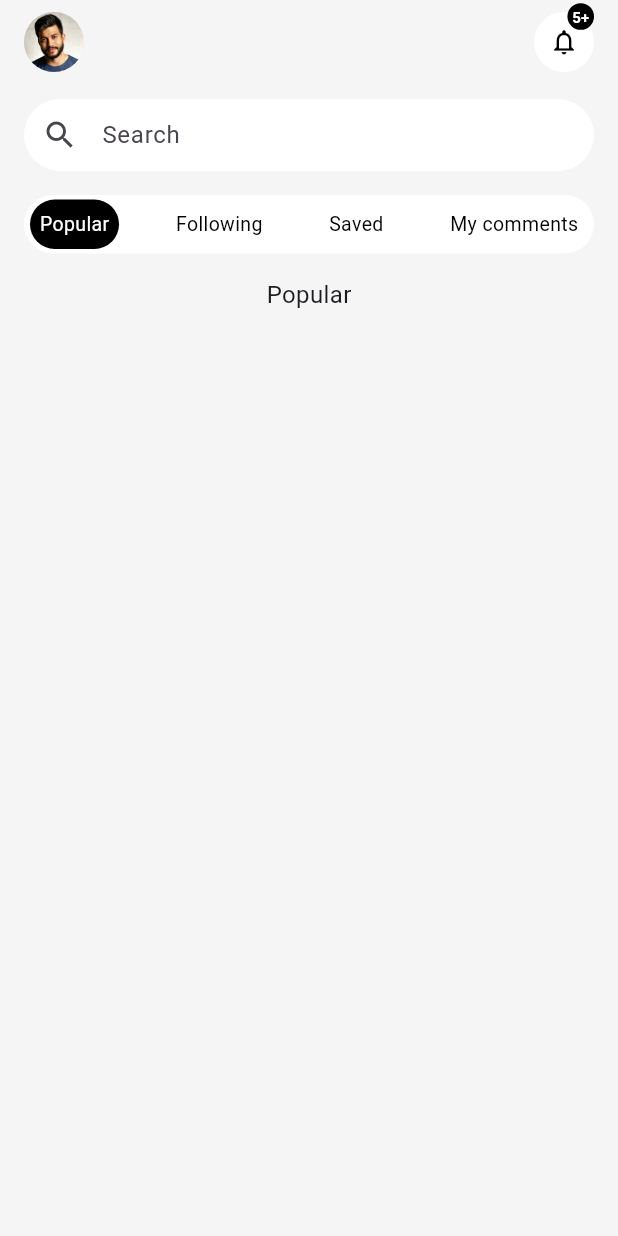
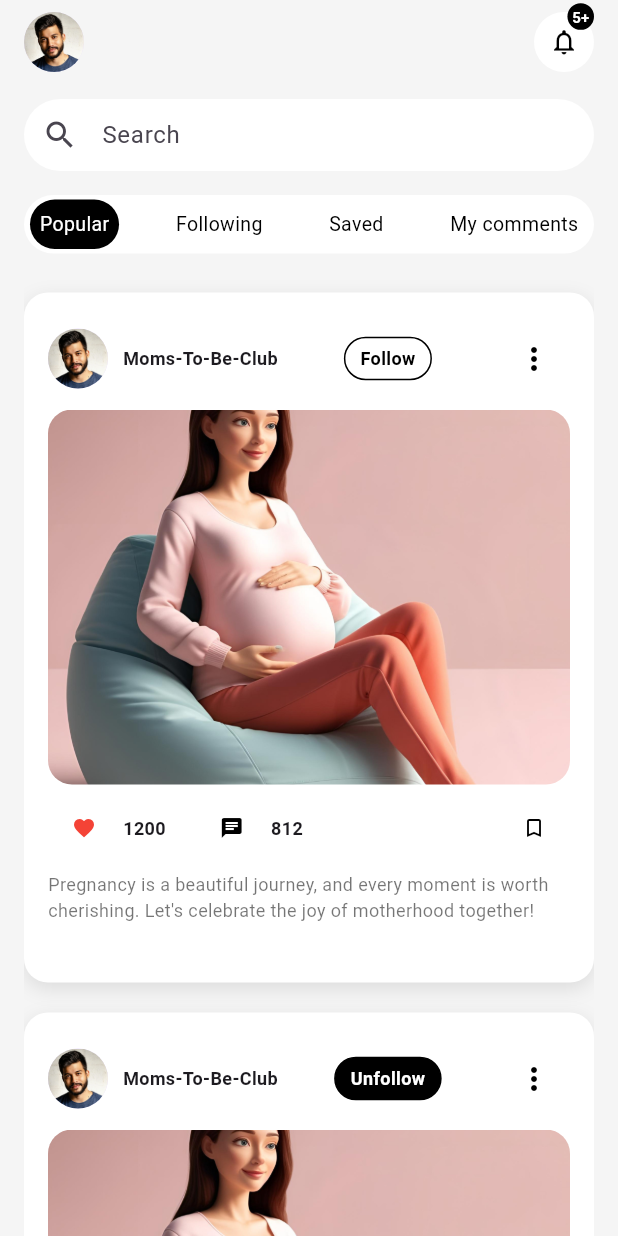
Before and after one commit to ClarenceLaria/ovia, a Flutter app: the PregnancyFeedScreen screen opened directly, on a phone screen of 412 x 824 dp. Run offline on Flutter 3.47's test engine with Material 3 defaults, Android fonts, the phone set to English and light mode, and no system bars; our stand-ins replace smooth_page_indicator, table_calendar.

Commit message:
Feeds card updates

```diff
--- /dev/null
+++ b/lib/features/pregnancy_feed/feeds_card.dart
@@ -0,0 +1,173 @@
+import 'package:flutter/material.dart';
+
+class FeedsCard extends StatelessWidget {
+  const FeedsCard({
+    super.key,
+    required this.likes,
+    required this.comments,
+    required this.userName,
+    required this.userImage,
+    required this.postImage,
+    required this.postText,
+    required this.isSaved,
+    required this.isFollowing,
+  });
+
+  final int likes;
+  final int comments;
+  final String userName;
+  final String userImage;
+  final String postImage;
+  final String postText;
+  final bool isSaved;
+  final bool isFollowing;
+
+  @override
+  Widget build(BuildContext context) {
+    return Container(
+      decoration: BoxDecoration(
+        color: Colors.white,
+        borderRadius: BorderRadius.circular(16),
+        boxShadow: [
+          BoxShadow(
+            color: Colors.black.withOpacity(0.1),
+            blurRadius: 10,
+            offset: const Offset(0, 4),
+          ),
+        ],
+      ),
+      margin: const EdgeInsets.symmetric(vertical: 10),
+      width: double.infinity,
+      height: 460,
+      child: Padding(
+        padding: const EdgeInsets.symmetric(horizontal: 16.0, vertical: 20),
+        child: Column(
+          children: [
+            Row(
+              mainAxisAlignment: MainAxisAlignment.spaceBetween,
+              children: [
+                Row(
+                  children: [
+                    CircleAvatar(
+                      backgroundImage: AssetImage(userImage),
+                    ),
+                    const SizedBox(width: 10),
+                    Text(
+                      userName,
+                      style: const TextStyle(
+                        fontSize: 12,
+                        fontWeight: FontWeight.w600,
+                      ),
+                    ),
+                  ],
+                ),
+                Container(
+                  decoration: BoxDecoration(
+                    color: isFollowing ? Colors.black : Colors.white,
+                    borderRadius: BorderRadius.circular(30),
+                    border: Border.all(
+                      color: Colors.black,
+                      width: 1,
+                    ),
+                  ),
+                  padding: const EdgeInsets.symmetric(horizontal: 10, vertical: 5),
+                  child: Text(
+                    isFollowing ? "Unfollow" : "Follow",
+                    style: TextStyle(
+                      fontSize: 12,
+                      fontWeight: FontWeight.w600,
+                      color: isFollowing ? Colors.white : Colors.black,
+                    ),
+                  ),
+                ),
+                IconButton(
+                  icon: const Icon(Icons.more_vert, color: Colors.black),
+                  onPressed: (){},
+                ),
+              ],
+            ),
+            const SizedBox(height: 10),
+            ClipRRect(
+              borderRadius: BorderRadius.circular(16),
+              child: Image.asset(
+                postImage,
+                fit: BoxFit.cover,
+                width: double.infinity,
+                height: 250,
+              ),
+            ),
+            const SizedBox(height: 5),
+            Row(
+              mainAxisAlignment: MainAxisAlignment.spaceBetween,
+              children: [
+                Row(
+                  children: [
+                    Row(
+                      children: [
+                        IconButton(
+                          onPressed: () {
+                            // Handle like button press
+                          },
+                          icon: Icon(
+                            likes > 0 ? Icons.favorite : Icons.favorite_outline,
+                            color: likes > 0 ? Colors.red : Colors.black,
+                            size: 16
+                            ),
+                          ),
+                        const SizedBox(width: 2),
+                        Text(
+                          likes.toString(),
+                          style: const TextStyle(
+                            fontSize: 12,
+                            fontWeight: FontWeight.w600,
+                          ),
+                        ),
+                      ],
+                    ),
+                    const SizedBox(width: 20),
+                    Row(
+                      children: [
+                        IconButton(
+                          onPressed: () {
+                            // Handle like button press
+                          },
+                          icon: const Icon(Icons.chat, color: Colors.black, size: 16),
+                        ),
+                        const SizedBox(width: 2),
+                        Text(
+                          comments.toString(),
+                          style: const TextStyle(
+                            fontSize: 12,
+                            fontWeight: FontWeight.w600,
+                          ),
+                        ),
+                      ],
+                    ),
+                  ],
+                ),
+
+                IconButton(
+                  onPressed: (){},
+                  icon: Icon(
+                    isSaved ? Icons.bookmark : Icons.bookmark_border,
+                    color: Colors.black,
+                    size: 16,
+                  ),
+                ),
+              ],
+            ),
+            const SizedBox(height: 5),
+            Text(
+              postText,
+              style: const TextStyle(
+                fontSize: 12,
+                fontWeight: FontWeight.w400,
+                color: Colors.black54,
+              ),
+            ),
+          ],
+        ),
+      ),
+    );
+  }
+}
--- /dev/null
+++ b/lib/features/pregnancy_feed/popular_feed.dart
@@ -0,0 +1,49 @@
+import 'package:flutter/material.dart';
+import 'package:ovia_app/features/pregnancy_feed/feeds_card.dart';
+
+class PopularFeeds extends StatefulWidget {
+  const PopularFeeds({super.key});
+
+  @override
+  State<PopularFeeds> createState() => _PopularFeedState();
+}
+
+class _PopularFeedState extends State<PopularFeeds> {
+  @override
+  Widget build(BuildContext context) {
+    return const Column(
+      children: [
+        FeedsCard(
+          likes: 1200,
+          comments: 812,
+          userName: 'Moms-To-Be-Club',
+          userImage: 'assets/images/face.webp',
+          postImage: 'assets/images/onboarding/pregnant1.png',
+          postText: "Pregnancy is a beautiful journey, and every moment is worth cherishing. Let's celebrate the joy of motherhood together!",
+          isSaved: false,
+          isFollowing: false,
+        ),
+        FeedsCard(
+          likes: 1200,
+          comments: 812,
+          userName: 'Moms-To-Be-Club',
+          userImage: 'assets/images/face.webp',
+          postImage: 'assets/images/onboarding/pregnant1.png',
+          postText: "Pregnancy is a beautiful journey, and every moment is worth cherishing. Let's celebrate the joy of motherhood together!",
+          isSaved: true,
+          isFollowing: true,
+        ),
+        FeedsCard(
+          likes: 1200,
+          comments: 812,
+          userName: 'Moms-To-Be-Club',
+          userImage: 'assets/images/face.webp',
+          postImage: 'assets/images/onboarding/pregnant1.png',
+          postText: "Pregnancy is a beautiful journey, and every moment is worth cherishing. Let's celebrate the joy of motherhood together!",
+          isSaved: false,
+          isFollowing: true,
+        ),
+      ],
+    );
+  }
+}
--- a/lib/screens/pregnancy_feed_screen.dart
+++ b/lib/screens/pregnancy_feed_screen.dart
@@ -1,4 +1,5 @@
 import 'package:flutter/material.dart';
+import 'package:ovia_app/features/pregnancy_feed/popular_feed.dart';
 
 class PregnancyFeedScreen extends StatefulWidget {
   const PregnancyFeedScreen({super.key});
@@ -11,7 +12,7 @@ class _PregnancyFeedScreenState extends State<PregnancyFeedScreen> {
 
   int _selectedIndex = 0;
   final List<Widget> tabs = [
-    const Center(child: Text('Popular')),
+    const PopularFeeds(),
     const Center(child: Text('Following')),
     const Center(child: Text('Saved')),
     const Center(child: Text('My comments')),
@@ -131,9 +132,7 @@ class _PregnancyFeedScreenState extends State<PregnancyFeedScreen> {
                 ),
               ),
               const SizedBox(height: 16),
-              Container(
-                child: tabs[_selectedIndex],
-              ),
+              tabs[_selectedIndex],
             ],
           ),
         )
```
